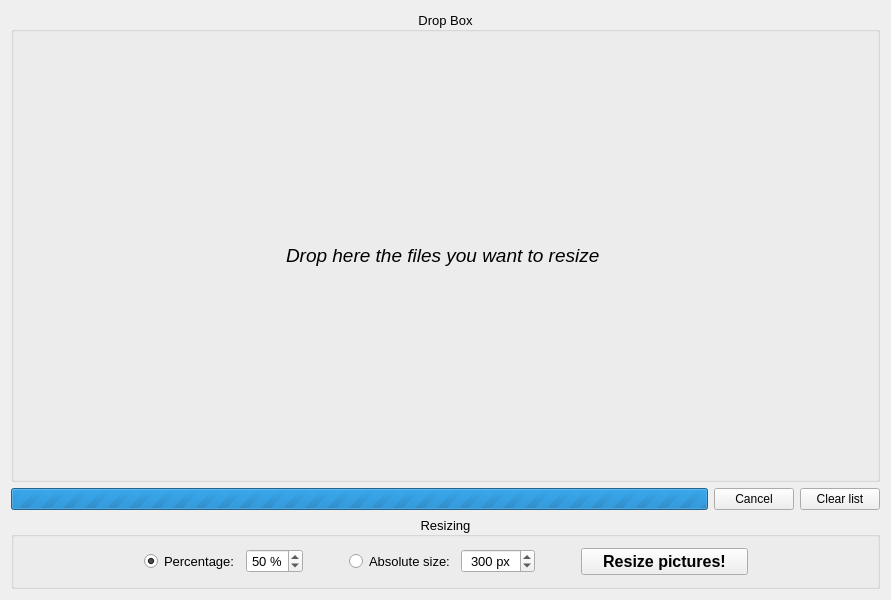
This is MainWindow.ui in Folco68/PicRes as Qt 5 draws it before an edit. The edited form follows.
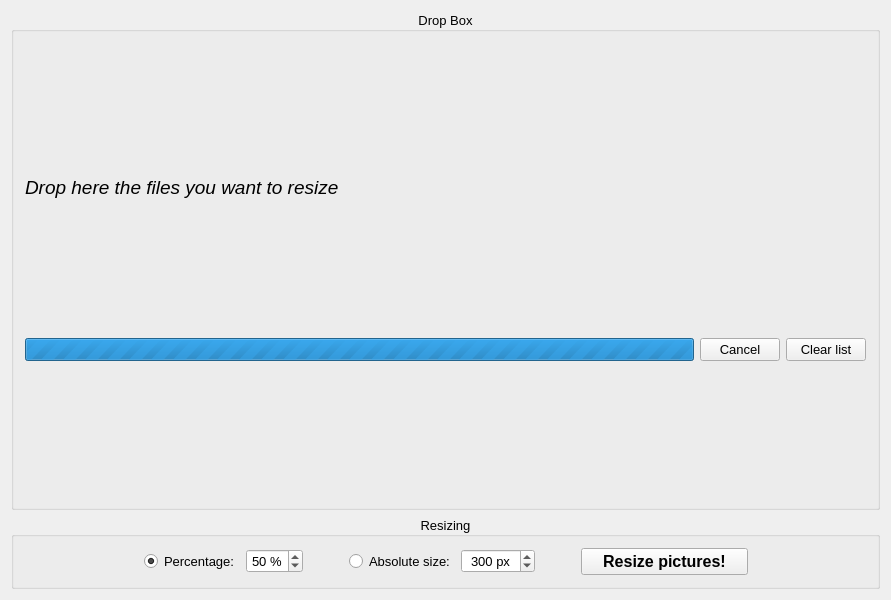
This is the edited form. Custom widgets are drawn as their Qt base class.

Commit message: - use lambda function instead of method pointer to signal connections in DlgErrorList constructor - reworked UI to simplify it, make it more consistent and give more info - select resizing method depending on resizing value - add item count to Clear Table button - prevent to add a file in the table twice

```diff
--- a/MainWindow.ui
+++ b/MainWindow.ui
@@ -37,7 +37,7 @@
       <property name="alignment">
        <set>Qt::AlignCenter</set>
       </property>
-      <layout class="QHBoxLayout" name="horizontalLayout">
+      <layout class="QVBoxLayout" name="VLayoutDrop">
        <item>
         <widget class="QLabel" name="LabelDrop">
          <property name="sizePolicy">
@@ -57,11 +57,8 @@
          </property>
         </widget>
        </item>
-      </layout>
-     </widget>
-    </item>
     <item>
-     <layout class="QHBoxLayout" name="HLayoutClear">
+        <layout class="QHBoxLayout" name="HLayoutProgress">
       <item>
        <widget class="QProgressBar" name="ProgressBar">
         <property name="enabled">
@@ -93,6 +90,9 @@
        </widget>
       </item>
      </layout>
+       </item>
+      </layout>
+     </widget>
     </item>
     <item>
      <widget class="QGroupBox" name="BoxResizingMethod">
```
Lines whose indentation alone changed are shown as unchanged. The commit also changes 7 other files.
